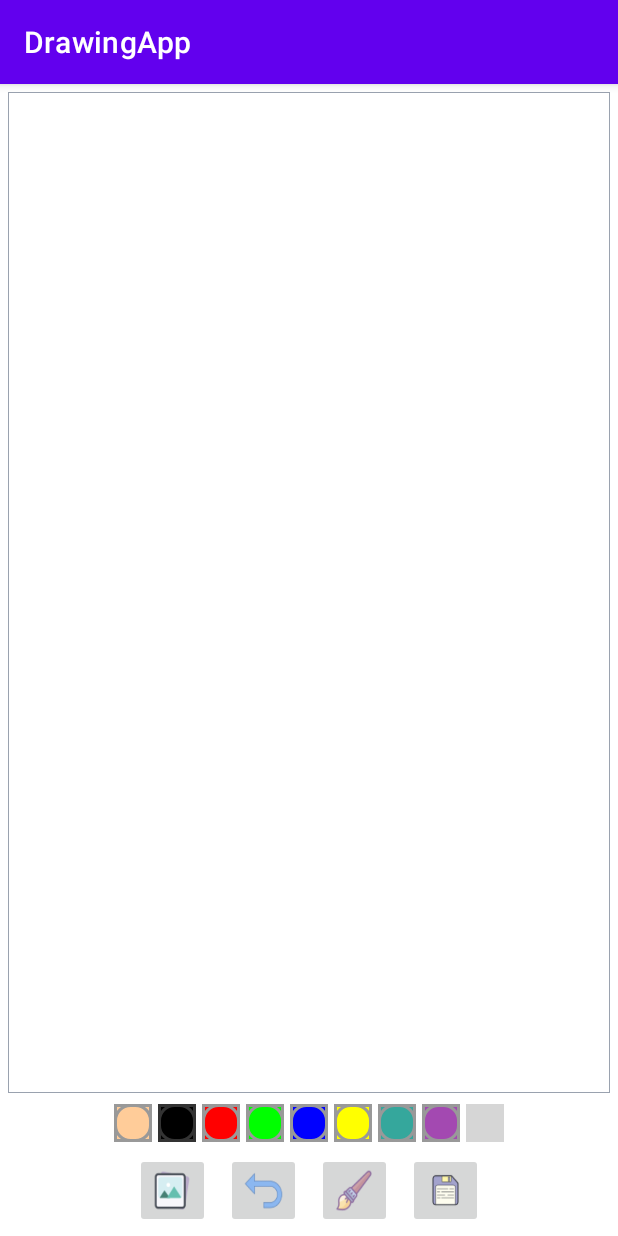
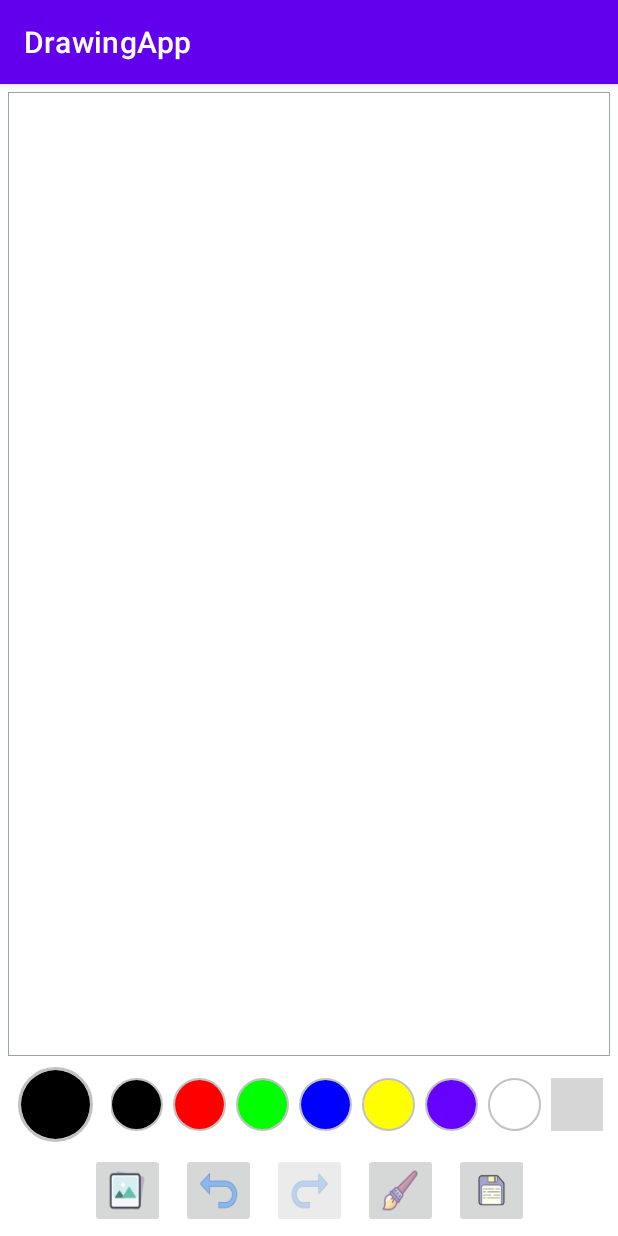
Before and after one commit to prmdev/drawing-app-kotlin, an Android app: the screen it shows after launch (MainActivity), on a phone screen of 412 x 824 dp. Run offline under Robolectric (Android 15) with nearby library versions, the light colour scheme and no system bars; our stand-ins replace CircleImageView; libraries missing offline, so code that uses them is left out: com.github.dhaval2404.colorpicker; plain views replace ColorPalette; 2 statements that could not run were skipped; grey boxes are pictures that could not be loaded.

Commit message:
Added redo function
Redo function needs to constantly know the mRedoPaths array size in order to display correct opacity at all times.

Also removed unnecesary drawables from UI changes made.

```diff
--- a/app/src/main/java/com/deyvitineo/drawingapp/DrawingView.kt
+++ b/app/src/main/java/com/deyvitineo/drawingapp/DrawingView.kt
@@ -7,10 +7,10 @@ import android.util.AttributeSet
 import android.util.TypedValue
 import android.view.MotionEvent
 import android.view.View
-import android.widget.Toast
 
 
 class DrawingView(context: Context, attrs: AttributeSet) : View(context, attrs) {
+
 
     private var mDrawPath: CustomPath? = null
     private var mCanvasBitmap: Bitmap? = null
@@ -20,7 +20,7 @@ class DrawingView(context: Context, attrs: AttributeSet) : View(context, attrs)
     private var mColor = Color.BLACK
     private var mCanvas: Canvas? = null
     private val mPaths = ArrayList<CustomPath>()
-    private val mUndoPaths = ArrayList<CustomPath>() //use to redo
+    private val mRedoPaths = ArrayList<CustomPath>()
 
     init {
         setupDrawing()
@@ -80,6 +80,9 @@ class DrawingView(context: Context, attrs: AttributeSet) : View(context, attrs)
                 }
             }
             MotionEvent.ACTION_UP -> {
+                if (mRedoPaths.size > 0) { //if something is drawn after undoing, the redo array is being cleared
+                    mRedoPaths.clear()
+                }
                 mPaths.add(mDrawPath!!)
                 mDrawPath = CustomPath(mColor, mBrushSize)
             }
@@ -89,28 +92,57 @@ class DrawingView(context: Context, attrs: AttributeSet) : View(context, attrs)
         return true
     }
 
-    fun setBrushSize(newSize: Float){
+    /**
+     * Sets new Brush size
+     * @param newSize -> brush's new size
+     */
+    fun setBrushSize(newSize: Float) {
         mBrushSize = TypedValue.applyDimension(TypedValue.COMPLEX_UNIT_DIP, newSize, resources.displayMetrics)
         mDrawPaint!!.strokeWidth = mBrushSize
     }
 
-    fun setColor(newColor: String){
+    /**
+     * Sets new brush color
+     * @param newColor -> String for the new color (it is converted from hexadecimal to Color)
+     */
+    fun setColor(newColor: String) {
         mColor = Color.parseColor(newColor)
         mDrawPaint!!.color = mColor
     }
 
-    fun undoPath(): Boolean{
-        return if(mPaths.size > 0){
-            mUndoPaths.add(mPaths.removeAt(mPaths.size - 1))
+    /**
+     * It removes the last drawing available from the mPaths array. If a path can be undone, it will return true, false otherwise. It also adds
+     * the removed path to the mRedoPaths array which holds all the paths that can be redone
+     */
+    fun undoPath(): Boolean {
+        return if (mPaths.size > 0) {
+            mRedoPaths.add(mPaths.removeAt(mPaths.size - 1))
             invalidate() //calls on draw for paths to be drawn again
+            true
+        } else {
+            false
+        }
+    }
 
+    /**
+     * It redoes a path if one is available. The mRedoPaths array is cleared whenever the user draws something
+     */
+    fun redoPath(): Boolean {
+        return if (mRedoPaths.size > 0) {
+            mPaths.add(mRedoPaths.removeAt(mRedoPaths.size - 1))
+            invalidate()
             true
-        } else{
+        } else {
             false
         }
     }
 
 
+    /**
+     * Custom path class used to store the color and brush thickness of every path
+     * @param color -> holds the color value
+     * @param brushThickness -> holds the thickness of the brush
+     */
     internal inner class CustomPath(var color: Int, var brushThickness: Float) : Path() {
 
     }
--- a/app/src/main/java/com/deyvitineo/drawingapp/MainActivity.kt
+++ b/app/src/main/java/com/deyvitineo/drawingapp/MainActivity.kt
@@ -19,8 +19,11 @@ import androidx.appcompat.app.AppCompatActivity
 import androidx.core.app.ActivityCompat
 import androidx.core.content.ContextCompat
 import androidx.core.view.get
+import com.deyvitineo.drawingapp.util.Constants
 import com.github.dhaval2404.colorpicker.ColorPickerDialog
 import com.github.dhaval2404.colorpicker.model.ColorShape
+import com.github.dhaval2404.colorpicker.widget.ColorPalette
+import de.hdodenhof.circleimageview.CircleImageView
 import kotlinx.android.synthetic.main.activity_main.*
 import kotlinx.android.synthetic.main.dialog_brush_size.*
 import java.io.ByteArrayOutputStream
@@ -29,57 +32,79 @@ import java.io.FileOutputStream
 
 class MainActivity : AppCompatActivity() {
 
-    private var mImageButtonCurrentPaint: ImageButton? = null
-    private var mColor: String = "#000000"
+    private var mImageButtonCurrentPaint: CircleImageView? = null
+    private var mColor: String = Constants.DEFAULT_COLOR
+
+    private lateinit var mBrushSizeButton: ImageButton
+    private lateinit var mColorPickerPalette: ColorPalette
+    private lateinit var mUndoButton: ImageButton
+    private lateinit var mLoadImageButton: ImageButton
+    private lateinit var mSaveImageButton: ImageButton
+    private lateinit var mCurrentColorView: CircleImageView
+    private lateinit var mRedoButton: ImageButton
 
     override fun onCreate(savedInstanceState: Bundle?) {
         super.onCreate(savedInstanceState)
         setContentView(R.layout.activity_main)
 
-        mImageButtonCurrentPaint = layout_paint_colors[1] as ImageButton
+        initWidgets()
+        initListeners()
 
-        mImageButtonCurrentPaint!!.setImageDrawable(
-            ContextCompat.getDrawable(
-                this,
-                R.drawable.pallet_selected
-            )
-        )
+        mImageButtonCurrentPaint = layout_paint_colors[0] as CircleImageView
+    }
 
-        ib_brush_size.setOnClickListener {
-            showBrushSizeDialog()
-        }
+    //Initializes widgets
+    private fun initWidgets() {
 
-        color_picker.setOnClickListener {
-            initColorPicker()
-        }
+        mBrushSizeButton = findViewById(R.id.ib_brush_size)
+        mColorPickerPalette = findViewById(R.id.color_picker)
+        mUndoButton = findViewById(R.id.ib_undo)
+        mLoadImageButton = findViewById(R.id.ib_load_image)
+        mSaveImageButton = findViewById(R.id.ib_save)
+        mCurrentColorView = findViewById(R.id.civ_current_color)
+        mRedoButton = findViewById(R.id.ib_redo)
 
-        ib_undo.setOnClickListener {
-            val undoPerformed = drawing_view.undoPath()
-            if (!undoPerformed) {
-                Toast.makeText(this, "There is nothing to undo", Toast.LENGTH_SHORT).show()
-            }
-        }
+    }
 
-        ib_load_image.setOnClickListener {
+    //Initializes listeners for all image buttons
+    private fun initListeners() {
+        mBrushSizeButton.setOnClickListener { showBrushSizeDialog() }
+        mColorPickerPalette.setOnClickListener { initColorPicker() }
+
+        mLoadImageButton.setOnClickListener {
             if (isStoragePermissionGranted()) {
-                val pickPhotoIntent =
-                    Intent(Intent.ACTION_PICK, MediaStore.Images.Media.EXTERNAL_CONTENT_URI)
-
-                startActivityForResult(pickPhotoIntent, GALLERY)
-
+                val pickPhotoIntent = Intent(Intent.ACTION_PICK, MediaStore.Images.Media.EXTERNAL_CONTENT_URI)
+                startActivityForResult(pickPhotoIntent, Constants.GALLERY_CODE)
             } else {
                 requestStoragePermission()
             }
         }
 
-        ib_save.setOnClickListener {
+        mSaveImageButton.setOnClickListener {
             if (isStoragePermissionGranted()) {
                 BitmapAsyncTask(getBitmapFromView(fl_drawing_view_container)).execute()
             } else {
                 requestStoragePermission()
             }
         }
+
+        mUndoButton.setOnClickListener {
+            val undoPath = drawing_view.undoPath()
+            if (!undoPath){
+                Toast.makeText(this, "There is nothing to undo", Toast.LENGTH_SHORT).show()
+            } else{
+                mRedoButton.alpha = Constants.FULL_OPACITY //if there is something to redo, change opacity to 100%
+            }
+        }
+        mRedoButton.setOnClickListener {
+            val redoPath = drawing_view.redoPath()
+            if (!redoPath){
+                mRedoButton.alpha = Constants.HALF_OPACITY //if there is nothing to redo, change the opacity back to 50%
+                TODO("find a way to be able to observe the arrays size on the other class so that this can be done with that instead")
+            }
+        }
     }
+
 
     //Show color picker dialog
     private fun initColorPicker() {
@@ -89,6 +114,7 @@ class MainActivity : AppCompatActivity() {
             .setDefaultColor(mColor)
             .setColorListener { color, colorHex ->
                 mColor = colorHex
+                mCurrentColorView.setColorFilter(color)
                 drawing_view.setColor(colorHex)
             }
             .show()
@@ -120,24 +146,15 @@ class MainActivity : AppCompatActivity() {
     }
 
 
+    //Selects a color from the basic ones provided
     fun paintClicked(view: View) {
         if (view != mImageButtonCurrentPaint) {
-            val imageButton = view as ImageButton
+            val imageButton = view as CircleImageView
             val colorTag = imageButton.tag.toString()
 
             mColor = colorTag
+            mCurrentColorView.setColorFilter(Color.parseColor(mColor))
             drawing_view.setColor(colorTag)
-            imageButton.setImageDrawable(
-                ContextCompat.getDrawable(
-                    this, R.drawable.pallet_selected
-                )
-            )
-            mImageButtonCurrentPaint!!.setImageDrawable(
-                ContextCompat.getDrawable(
-                    this,
-                    R.drawable.pallet_normal
-                )
-            )
             mImageButtonCurrentPaint = view
         }
     }
@@ -153,16 +170,16 @@ class MainActivity : AppCompatActivity() {
             )
         ) {
             Toast.makeText(
-                this,
-                "In order to load or save images, the permission must be granted. This can be done in the settings menu of your phone.",
-                Toast.LENGTH_LONG
+                this, "Missing storage permission. This can be added in your phone settings.", Toast.LENGTH_LONG
             ).show()
         }
         ActivityCompat.requestPermissions(
-            this, arrayOf(
+            this,
+            arrayOf(
                 Manifest.permission.READ_EXTERNAL_STORAGE,
                 Manifest.permission.WRITE_EXTERNAL_STORAGE
-            ), STORAGE_PERMISSION_CODE
+            ),
+            Constants.STORAGE_PERMISSION_CODE
         )
     }
 
@@ -170,17 +187,13 @@ class MainActivity : AppCompatActivity() {
     override fun onActivityResult(requestCode: Int, resultCode: Int, data: Intent?) {
         super.onActivityResult(requestCode, resultCode, data)
         if (resultCode == Activity.RESULT_OK) {
-            if (requestCode == GALLERY) {
+            if (requestCode == Constants.GALLERY_CODE) {
                 try {
                     if (data?.data != null) {
                         iv_background.visibility = View.VISIBLE
                         iv_background.setImageURI(data.data)
                     } else {
-                        Toast.makeText(
-                            this,
-                            "Error in parsing the image or it is corrupted",
-                            Toast.LENGTH_SHORT
-                        ).show()
+                        Toast.makeText(this, "Error loading the image, please try again", Toast.LENGTH_SHORT).show()
                     }
                 } catch (e: Exception) {
                     e.printStackTrace()
@@ -189,13 +202,10 @@ class MainActivity : AppCompatActivity() {
         }
     }
 
-    override fun onRequestPermissionsResult(
-        requestCode: Int,
-        permissions: Array<out String>,
-        grantResults: IntArray
-    ) {
+    //Handles results from permissions request
+    override fun onRequestPermissionsResult(requestCode: Int, permissions: Array<out String>, grantResults: IntArray) {
         super.onRequestPermissionsResult(requestCode, permissions, grantResults)
-        if (requestCode == STORAGE_PERMISSION_CODE) {
+        if (requestCode == Constants.STORAGE_PERMISSION_CODE) {
             if (grantResults.isNotEmpty() && grantResults[0] == PackageManager.PERMISSION_GRANTED) {
                 Toast.makeText(this, "Permission Granted", Toast.LENGTH_SHORT).show()
             } else {
@@ -204,12 +214,13 @@ class MainActivity : AppCompatActivity() {
         }
     }
 
+    //Checks if the user already granted storage (read and write) permissions
     private fun isStoragePermissionGranted(): Boolean {
         val result =
             ContextCompat.checkSelfPermission(this, Manifest.permission.READ_EXTERNAL_STORAGE)
-
         return result == PackageManager.PERMISSION_GRANTED
     }
+
 
     private fun getBitmapFromView(view: View): Bitmap {
         val returnedBitmap = Bitmap.createBitmap(view.width, view.height, Bitmap.Config.ARGB_8888)
@@ -226,6 +237,7 @@ class MainActivity : AppCompatActivity() {
         return returnedBitmap
     }
 
+
     //TODO: replace with something better
     private inner class BitmapAsyncTask(val mBitmap: Bitmap) : AsyncTask<Any, Void, String>() {
 
@@ -237,7 +249,8 @@ class MainActivity : AppCompatActivity() {
                     val outputStream = ByteArrayOutputStream()
                     mBitmap.compress(Bitmap.CompressFormat.JPEG, 95, outputStream)
 
-                    val filepath = Environment.getExternalStorageDirectory().absolutePath + "/DCIM/DrawingApp"
+                    val filepath =
+                        Environment.getExternalStorageDirectory().absolutePath + "/DCIM/DrawingApp"
 
                     val directory = File(filepath)
 
@@ -281,9 +294,4 @@ class MainActivity : AppCompatActivity() {
 
         }
     }
-
-    companion object {
-        private const val STORAGE_PERMISSION_CODE = 1
-        private const val GALLERY = 2
-    }
 }
--- /dev/null
+++ b/app/src/main/java/com/deyvitineo/drawingapp/util/Constants.kt
@@ -0,0 +1,10 @@
+package com.deyvitineo.drawingapp.util
+
+object Constants {
+
+    const val DEFAULT_COLOR: String = "#000000"
+    const val STORAGE_PERMISSION_CODE = 1
+    const val GALLERY_CODE = 2
+    const val FULL_OPACITY = 1.0f
+    const val HALF_OPACITY = 0.5f
+}
--- a/app/src/main/res/drawable/pallet_normal.xml
+++ /dev/null
@@ -1,27 +0,0 @@
-<?xml version="1.0" encoding="utf-8"?>
-<layer-list xmlns:android="http://schemas.android.com/apk/res/android">
-
-    <item>
-        <shape android:shape="rectangle">
-            <stroke
-                android:width="2dp"
-                android:color="@color/grey" />
-
-            <solid android:color="#00000000"/>
-            <padding
-                android:bottom="0dp"
-                android:left="0dp"
-                android:right="0dp"
-                android:top="0dp" />
-        </shape>
-    </item>
-    <item>
-        <shape>
-            <stroke
-                android:width="2dp"
-                android:color="@color/grey" />
-            <solid android:color="#00000000"/>
-            <corners android:radius="10dp" />
-        </shape>
-    </item>
-</layer-list>
--- a/app/src/main/res/drawable/pallet_selected.xml
+++ /dev/null
@@ -1,26 +0,0 @@
-<?xml version="1.0" encoding="utf-8"?>
-<layer-list xmlns:android="http://schemas.android.com/apk/res/android">
-
-    <item>
-        <shape android:shape="rectangle">
-            <stroke
-                android:width="2dp"
-                android:color="@color/grey_selected" />
-            <solid android:color="#00000000"/>
-            <padding
-                android:bottom="0dp"
-                android:left="0dp"
-                android:right="0dp"
-                android:top="0dp" />
-        </shape>
-    </item>
-    <item>
-        <shape>
-            <stroke
-                android:width="2dp"
-                android:color="@color/grey_selected" />
-            <solid android:color="#00000000"/>
-            <corners android:radius="10dp" />
-        </shape>
-    </item>
-</layer-list>
--- a/app/src/main/res/layout/activity_main.xml
+++ b/app/src/main/res/layout/activity_main.xml
@@ -13,7 +13,7 @@
         android:layout_margin="5dp"
         android:background="@drawable/bg_drawing_view_layout"
         android:padding="1dp"
-        app:layout_constraintBottom_toTopOf="@+id/layout_paint_colors"
+        app:layout_constraintBottom_toTopOf="@+id/layout_paint_section"
         app:layout_constraintLeft_toLeftOf="parent"
         app:layout_constraintRight_toRightOf="parent"
         app:layout_constraintTop_toTopOf="parent">
@@ -33,112 +33,128 @@
     </FrameLayout>
 
 
-    <!--TODO(Modify colors picker UI) -->
     <LinearLayout
-        android:id="@+id/layout_paint_colors"
-        android:layout_width="wrap_content"
+        android:id="@+id/layout_paint_section"
+        android:layout_width="match_parent"
         android:layout_height="wrap_content"
+        android:layout_marginLeft="10dp"
+        android:layout_marginRight="10dp"
         android:orientation="horizontal"
         app:layout_constraintBottom_toTopOf="@id/ll_tools"
         app:layout_constraintLeft_toLeftOf="parent"
         app:layout_constraintRight_toRightOf="parent"
         app:layout_constraintTop_toBottomOf="@id/fl_drawing_view_container">
 
-        <ImageButton
-            android:layout_width="25dp"
-            android:layout_height="25dp"
+        <de.hdodenhof.circleimageview.CircleImageView
+            android:id="@+id/civ_current_color"
+            android:layout_width="50dp"
+            android:layout_height="50dp"
             android:layout_margin="2dp"
-            android:background="@color/skin"
-            android:contentDescription="color_palette"
+            android:src="@color/black"
+            android:tag="@color/black"
+            app:civ_border_color="@color/color_border"
+            app:civ_border_width="2dp"/>
+
+        <LinearLayout
+            android:id="@+id/layout_paint_colors"
+            android:layout_width="match_parent"
+            android:layout_height="match_parent"
+            android:layout_marginLeft="10dp"
+            android:gravity="center_vertical|center_horizontal"
+            android:orientation="horizontal">
+
+
+            <de.hdodenhof.circleimageview.CircleImageView
+                android:layout_width="35dp"
+                android:layout_height="35dp"
+                android:layout_margin="3dp"
+                android:src="@color/black"
                 android:onClick="paintClicked"
-            android:src="@drawable/pallet_normal"
-            android:tag="@color/skin" />
+                android:tag="@color/black"
+                app:civ_border_color="@color/color_border"
+                app:civ_border_width="1dp" />
 
-        <ImageButton
-            android:layout_width="25dp"
-            android:layout_height="25dp"
-            android:layout_margin="2dp"
-            android:background="@color/black"
-            android:contentDescription="color_palette"
+            <de.hdodenhof.circleimageview.CircleImageView
+                android:layout_width="35dp"
+                android:layout_height="35dp"
+                android:layout_margin="3dp"
+                android:contentDescription="color_red"
                 android:onClick="paintClicked"
-            android:src="@drawable/pallet_normal"
-            android:tag="@color/black" />
+                android:src="@color/red"
+                android:tag="@color/red"
+                app:civ_border_color="@color/color_border"
+                app:civ_border_width="1dp" />
 
-        <ImageButton
-            android:layout_width="25dp"
-            android:layout_height="25dp"
-            android:layout_margin="2dp"
-            android:background="@color/red"
-            android:contentDescription="color_palette"
+            <de.hdodenhof.circleimageview.CircleImageView
+                android:layout_width="35dp"
+                android:layout_height="35dp"
+                android:layout_margin="3dp"
+                android:src="@color/green"
+                android:contentDescription="color_green"
                 android:onClick="paintClicked"
-            android:src="@drawable/pallet_normal"
-            android:tag="@color/red" />
+                android:tag="@color/green"
+                app:civ_border_color="@color/color_border"
+                app:civ_border_width="1dp"/>
 
-        <ImageButton
-            android:layout_width="25dp"
-            android:layout_height="25dp"
-            android:layout_margin="2dp"
-            android:background="@color/green"
-            android:contentDescription="color_palette"
+            <de.hdodenhof.circleimageview.CircleImageView
+                android:layout_width="35dp"
+                android:layout_height="35dp"
+                android:layout_margin="3dp"
+                android:src="@color/blue"
+                android:contentDescription="color_blue"
                 android:onClick="paintClicked"
-            android:src="@drawable/pallet_normal"
-            android:tag="@color/green" />
+                android:tag="@color/blue"
+                app:civ_border_color="@color/color_border"
+                app:civ_border_width="1dp"/>
 
-        <ImageButton
-            android:layout_width="25dp"
-            android:layout_height="25dp"
-            android:layout_margin="2dp"
-            android:background="@color/blue"
-            android:contentDescription="color_palette"
+            <de.hdodenhof.circleimageview.CircleImageView
+                android:layout_width="35dp"
+                android:layout_height="35dp"
+                android:layout_margin="3dp"
+                android:src="@color/yellow"
+                android:contentDescription="color_yellow"
                 android:onClick="paintClicked"
-            android:src="@drawable/pallet_normal"
-            android:tag="@color/blue" />
+                android:tag="@color/yellow"
+                app:civ_border_color="@color/color_border"
+                app:civ_border_width="1dp"/>
 
-        <ImageButton
-            android:layout_width="25dp"
-            android:layout_height="25dp"
-            android:layout_margin="2dp"
-            android:background="@color/yellow"
-            android:contentDescription="color_palette"
+            <de.hdodenhof.circleimageview.CircleImageView
+                android:layout_width="35dp"
+                android:layout_height="35dp"
+                android:layout_margin="3dp"
+                android:src="@color/purple"
+                android:contentDescription="color_purple"
                 android:onClick="paintClicked"
-            android:src="@drawable/pallet_normal"
-            android:tag="@color/yellow" />
+                android:tag="@color/purple"
+                app:civ_border_color="@color/color_border"
+                app:civ_border_width="1dp"/>
 
-        <ImageButton
-            android:layout_width="25dp"
-            android:layout_height="25dp"
-            android:layout_margin="2dp"
-            android:background="@color/lollipop"
-            android:contentDescription="color_palette"
+            <de.hdodenhof.circleimageview.CircleImageView
+                android:layout_width="35dp"
+                android:layout_height="35dp"
+                android:layout_margin="3dp"
+                android:contentDescription="color_white"
                 android:onClick="paintClicked"
-            android:src="@drawable/pallet_normal"
-            android:tag="@color/lollipop" />
-
-        <ImageButton
-            android:layout_width="25dp"
-            android:layout_height="25dp"
-            android:layout_margin="2dp"
-            android:background="@color/purple"
-            android:contentDescription="color_palette"
-            android:onClick="paintClicked"
-            android:src="@drawable/pallet_normal"
-            android:tag="@color/purple" />
+                android:src="@color/white"
+                android:tag="@color/white"
+                app:civ_border_color="@color/color_border"
+                app:civ_border_width="1dp"/>
 
             <com.github.dhaval2404.colorpicker.widget.ColorPalette
                 android:id="@+id/color_picker"
-            android:layout_width="25dp"
-            android:layout_height="25dp"
-            android:layout_margin="2dp" />
+                android:layout_width="35dp"
+                android:layout_height="35dp"
+                android:layout_margin="3dp" />
+        </LinearLayout>
 
     </LinearLayout>
-
 
     <LinearLayout
         android:id="@+id/ll_tools"
         android:layout_width="wrap_content"
         android:layout_height="wrap_content"
+        android:gravity="center"
         android:orientation="horizontal"
-        android:gravity="center"
         app:layout_constraintBottom_toBottomOf="parent"
         app:layout_constraintLeft_toLeftOf="parent"
         app:layout_constraintRight_toRightOf="parent">
@@ -162,6 +178,16 @@
             android:src="@drawable/ic_undo" />
 
         <ImageButton
+            android:id="@+id/ib_redo"
+            android:layout_width="50dp"
+            android:layout_height="50dp"
+            android:layout_margin="5dp"
+            android:contentDescription="redo"
+            android:alpha="0.5"
+            android:scaleType="fitXY"
+            android:src="@drawable/ic_redo" />
+
+        <ImageButton
             android:id="@+id/ib_brush_size"
             android:layout_width="50dp"
             android:layout_height="50dp"
--- a/app/src/main/res/values/colors.xml
+++ b/app/src/main/res/values/colors.xml
@@ -4,19 +4,18 @@
     <color name="colorPrimaryDark">#3700B3</color>
     <color name="colorAccent">#03DAC5</color>
 
-    <color name="white">#FFFFFF</color>
+
     <color name="grey">#FF999999</color>
     <color name="grey_selected">#FF333333</color>
+    <color name="color_border">#767A7A7A</color>
 
-    <!--TODO("Add pallet color picker) -->
-    <color name="skin">#ffcc99</color>
     <color name="black">#000000</color>
-    <color name="red">#ff0000</color>
-    <color name="green">#00ff00</color>
-    <color name="blue">#0000ff</color>
-    <color name="yellow">#ffff00</color>
-    <color name="lollipop">#35a79c</color>
-    <color name="purple">#A349B1</color>
+    <color name="white">#FFFFFF</color>
+    <color name="red">#FF0000</color>
+    <color name="green">#00FF00</color>
+    <color name="blue">#0000FF</color>
+    <color name="yellow">#FFFF00</color>
+    <color name="purple">#6600FF</color>
+    <color name="orange">#FF6600</color>
 
-    <color name="rainbow">#FF7F00</color>
 </resources>
```
Also changed, not shown: app/build.gradle (+10 -3 lines), app/src/main/res/drawable/ic_redo.png (added). Lines whose indentation alone changed are shown as unchanged.
